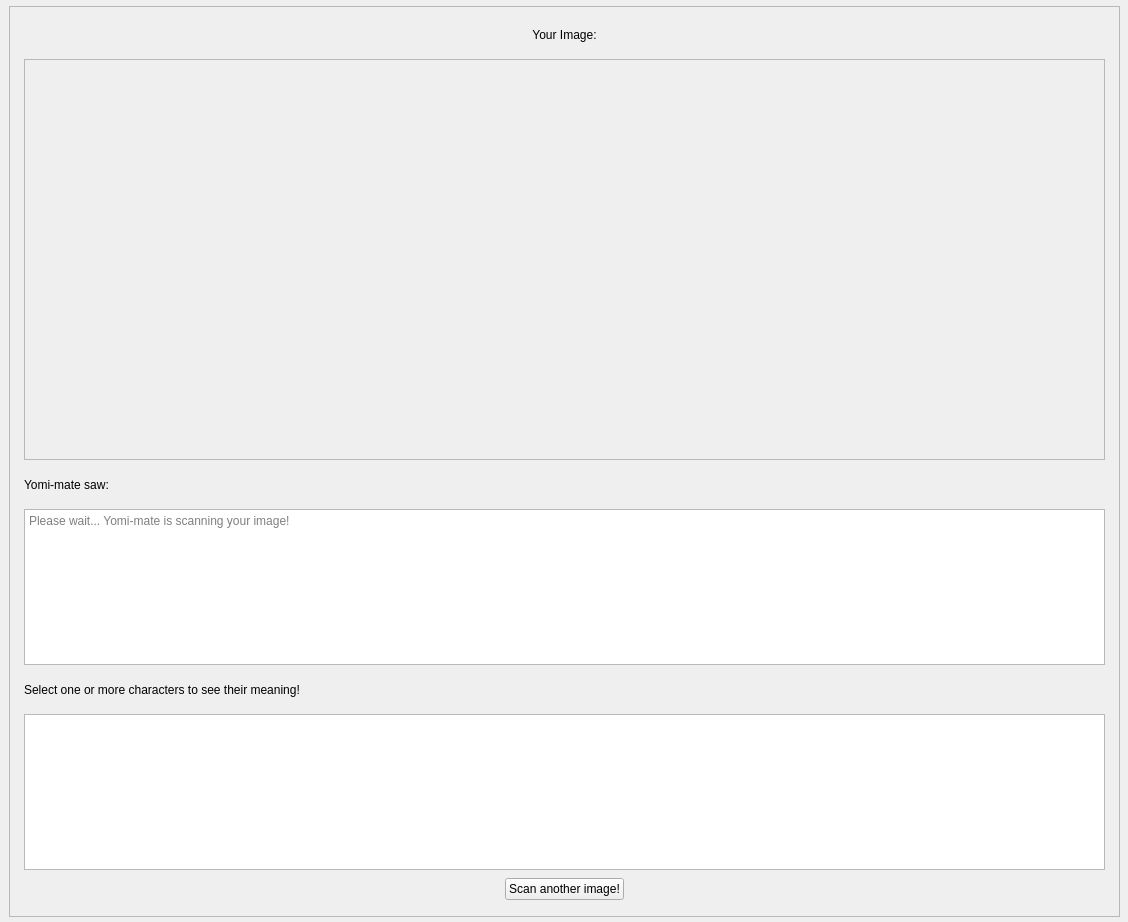
siepenmaru/yomimate, file templates/ocr.ui: the form before one commit.
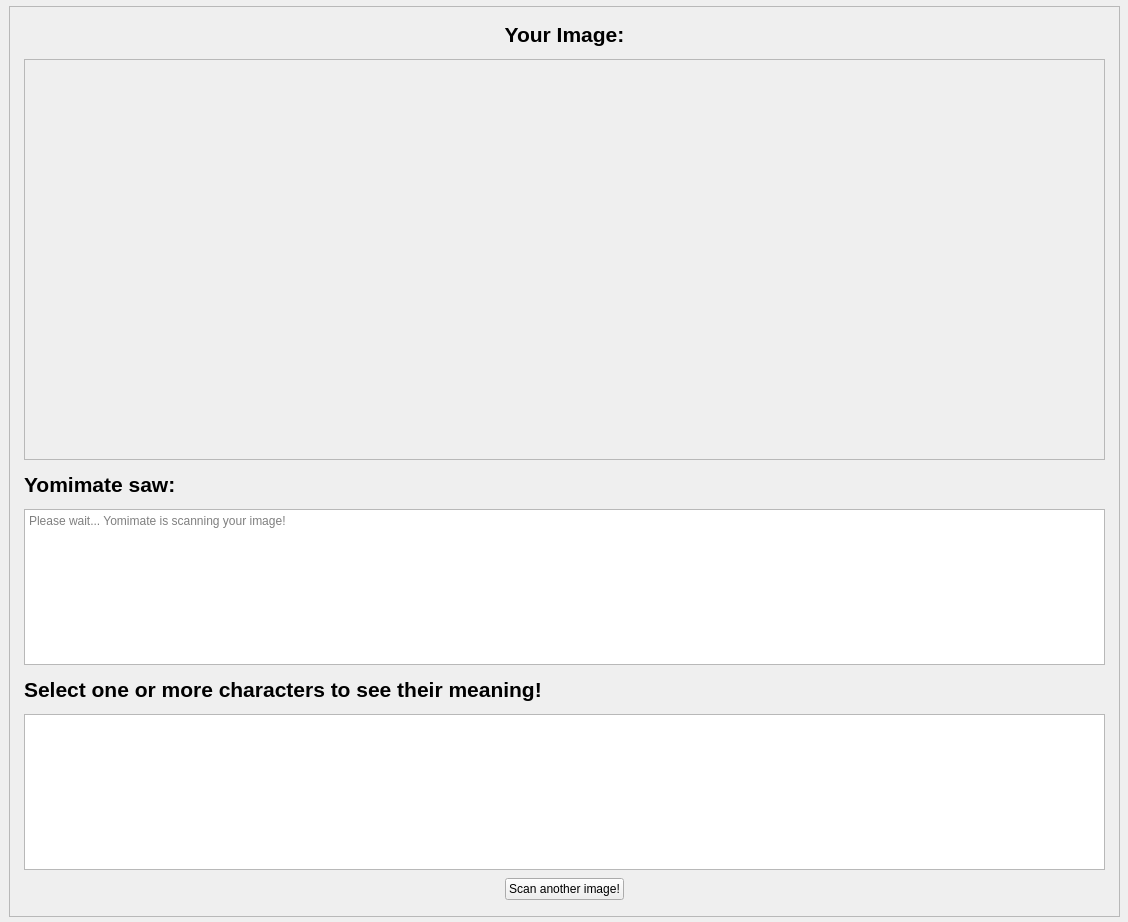
The form after the commit. Icons and pictures are not drawn.

Commit message: style: spelling of yomi-mate in ocr results page

What changed in the file:
```diff
--- a/templates/ocr.ui
+++ b/templates/ocr.ui
@@ -90,7 +90,7 @@
         </size>
        </property>
        <property name="text">
-        <string>Your Image:</string>
+        <string>&lt;html&gt;&lt;head/&gt;&lt;body&gt;&lt;p&gt;&lt;span style=&quot; font-size:16pt; font-weight:600;&quot;&gt;Your Image:&lt;/span&gt;&lt;/p&gt;&lt;/body&gt;&lt;/html&gt;</string>
        </property>
        <property name="alignment">
         <set>Qt::AlignCenter</set>
@@ -127,7 +127,7 @@
         <set>Qt::TextSelectableByMouse</set>
        </property>
        <property name="placeholderText">
-        <string>Please wait... Yomi-mate is scanning your image!</string>
+        <string>Please wait... Yomimate is scanning your image!</string>
        </property>
       </widget>
      </item>
@@ -214,7 +214,7 @@
         </size>
        </property>
        <property name="text">
-        <string>Yomi-mate saw:</string>
+        <string>&lt;html&gt;&lt;head/&gt;&lt;body&gt;&lt;p&gt;&lt;span style=&quot; font-size:16pt; font-weight:600;&quot;&gt;Yomimate saw:&lt;/span&gt;&lt;/p&gt;&lt;/body&gt;&lt;/html&gt;</string>
        </property>
       </widget>
      </item>
@@ -233,7 +233,7 @@
         </size>
        </property>
        <property name="text">
-        <string>Select one or more characters to see their meaning!</string>
+        <string>&lt;html&gt;&lt;head/&gt;&lt;body&gt;&lt;p&gt;&lt;span style=&quot; font-size:16pt; font-weight:600;&quot;&gt;Select one or more characters to see their meaning!&lt;/span&gt;&lt;/p&gt;&lt;/body&gt;&lt;/html&gt;</string>
        </property>
       </widget>
      </item>
```
